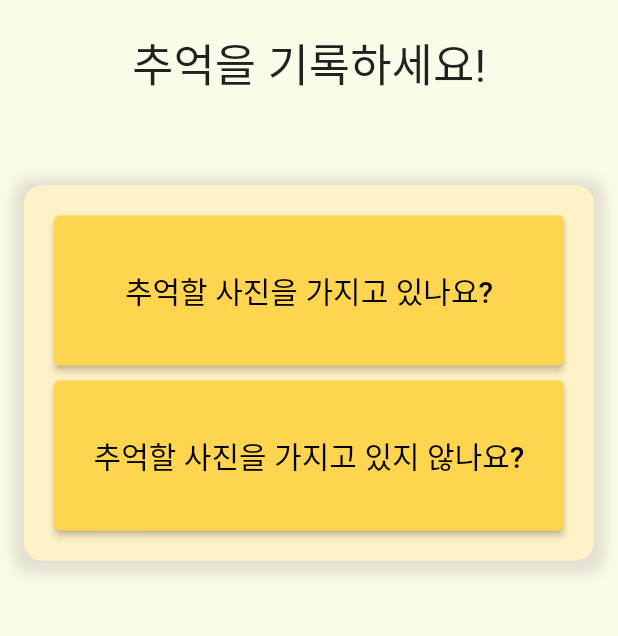
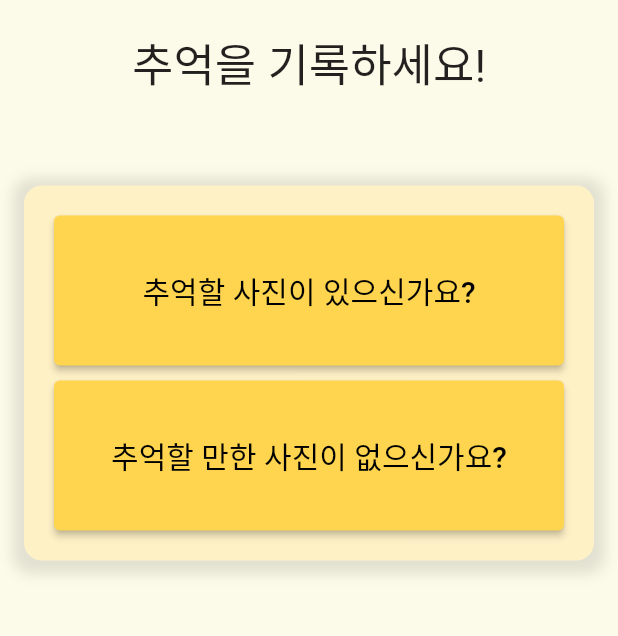
Before and after one commit to 6eom9eun/timeDam, a Flutter app: the WritePage screen opened directly, on a phone screen of 412 x 824 dp, the part 398-1034 px from its top. Run offline on Flutter 3.47's test engine with Material 2 defaults, Android fonts, the light colour scheme and no system bars; our stand-ins replace cloud_firestore, dio, firebase_auth, firebase_core, firebase_storage, flutter_spinkit and 7 more; missing offline and left inert: background_fetch; accounts and stored records are empty; Roboto replaces fonts that are missing (Cafe).

Commit message:
글자 변경

```diff
--- a/lib/screens/writePage.dart
+++ b/lib/screens/writePage.dart
@@ -228,7 +228,7 @@ class _WritePageState extends State<WritePage> {
                               fixedSize: Size(350, 100),
                             ),
                             child: Text(
-                              '추억할 사진을 가지고 있나요?',
+                              '추억할 사진이 있으신가요?',
                               style: TextStyle(
                                 color: Colors.black,
                                 fontFamily: 'Cafe',
@@ -251,7 +251,7 @@ class _WritePageState extends State<WritePage> {
                               fixedSize: Size(350, 100),
                             ),
                             child: Text(
-                              '추억할 사진을 가지고 있지 않나요?',
+                              '추억할 만한 사진이 없으신가요?',
                               style: TextStyle(
                                 color: Colors.black,
                                 fontFamily: 'Cafe',
--- a/lib/widgets/postbox_widget.dart
+++ b/lib/widgets/postbox_widget.dart
@@ -120,7 +120,7 @@ Future<void> _showDeleteConfirmation(BuildContext context, String postId) async
     builder: (BuildContext dialogContext) {
       return AlertDialog(
         title: Text('게시물 삭제'),
-        content: Text('정말로 삭제하실거에요?'),
+        content: Text('정말로 삭제하시겠습니까?'),
         actions: <Widget>[
           TextButton(
             child: Text('아니오'),
```
